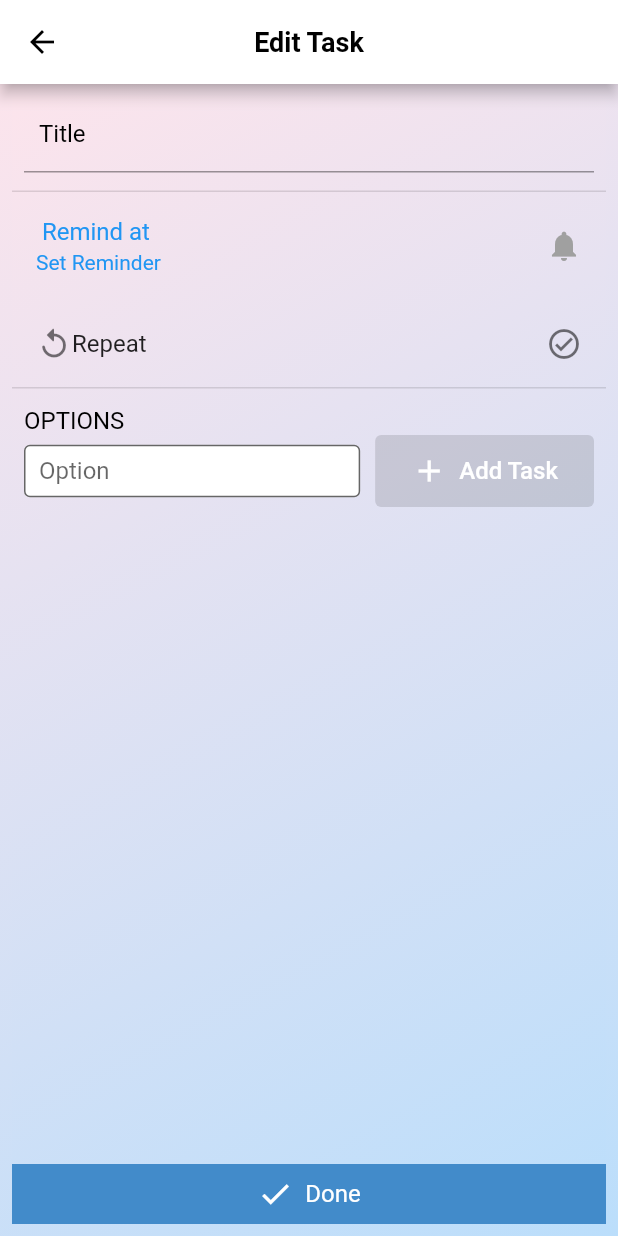
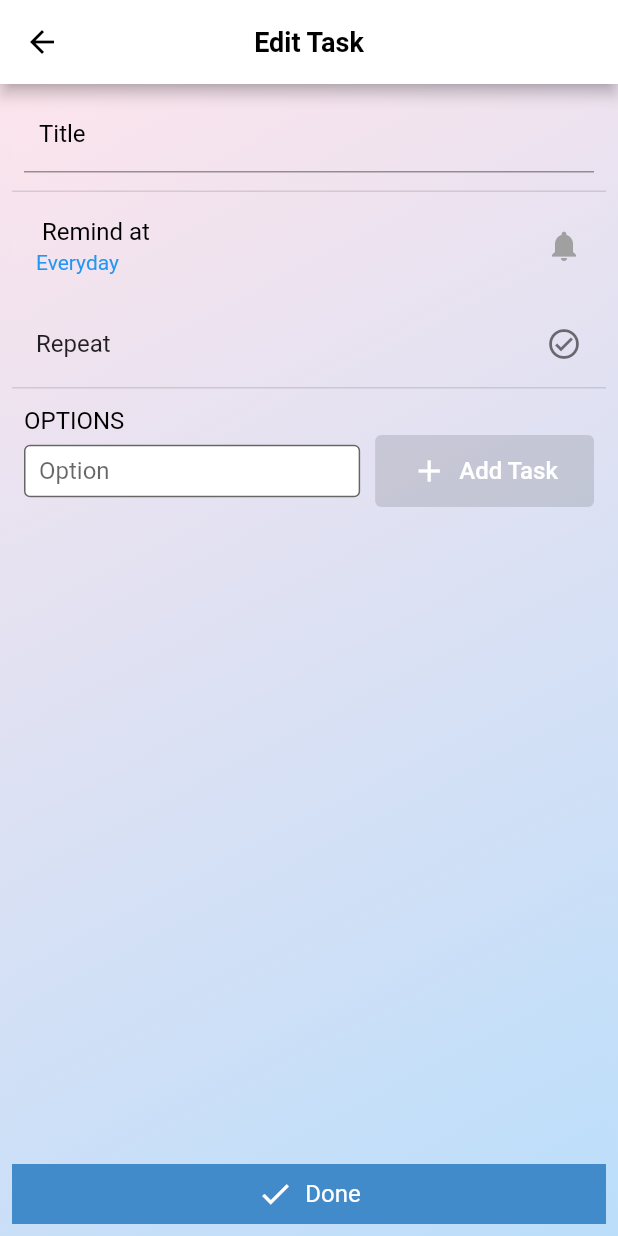
Before and after one commit to beobanhbo/reminder, a Flutter app: the EditWorkScreen screen opened directly with empty values, after a tap on "Remind at", on a phone screen of 412 x 824 dp. Run offline on Flutter 3.47's test engine with Material 2 defaults, Android fonts, the light colour scheme and no system bars; our stand-ins replace bloc, flutter_bloc, flutter_slidable, flutter_svg, hive; accounts and stored records are empty; generated files the repository leaves out were written again; statements that could not run were skipped.

Commit message:
show chosed day

```diff
--- a/lib/common/app_utils.dart
+++ b/lib/common/app_utils.dart
@@ -47,4 +47,10 @@ class AppUtils {
 
     return list;
   }
+
+  static String getChoosedDayName(String dayName, String stringName) {
+    String name = stringName;
+    if (name.contains(dayName)) name.replaceFirst(dayName, '');
+    return name;
+  }
 }
--- a/lib/common/expand_widget/expand_reminder_widget.dart
+++ b/lib/common/expand_widget/expand_reminder_widget.dart
@@ -1,6 +1,7 @@
 import 'package:flutter/cupertino.dart';
 import 'package:flutter/material.dart';
 import 'package:reminder/common/app_manager.dart';
+import 'package:reminder/common/app_utils.dart';
 import 'package:reminder/common/time_picker/duration_picker.dart';
 import 'package:reminder/config/AppColors.dart';
 import 'package:reminder/config/app_font_styles.dart';
@@ -18,9 +19,14 @@ class ReminderWidget extends StatefulWidget {
 class _ReminderWidgetState extends State<ReminderWidget> {
   Work _work;
   Duration duration;
+  List<DayOfWeek> _listDay = [];
+  String selectedDate = '';
   @override
   void initState() {
     _work = widget.work;
+    _listDay = _work?.week != null
+        ? _work.week.listDay
+        : AppManager.shared.week.listDay;
     duration = widget.work?.remindAtDate ?? Duration(hours: 1);
     super.initState();
   }
@@ -29,7 +35,7 @@ class _ReminderWidgetState extends State<ReminderWidget> {
   Widget build(BuildContext context) {
     return ExpansionTile(
       trailing: _buildButtonNotification(),
-      subtitle: Text(AppStrings.Remind),
+      subtitle: _buildDateSelected(),
       title: _buildReminderTitle(),
       children: [
         _buildTimeRepeat(),
@@ -46,8 +52,14 @@ class _ReminderWidgetState extends State<ReminderWidget> {
               _onTimePicker();
             },
             child: widget.work?.remindAtDate != null
-                ? Text('${AppStrings.RemindAt} ${widget.work?.remindAtDate}')
-                : Text(AppStrings.Remind)),
+                ? Text('${AppStrings.RemindAt} ${widget.work?.remindAtDate}',
+                    style: _work.enableReminder
+                        ? AppStyles.textStyleBlue(16)
+                        : AppStyles.textStyleBlackNormal(16))
+                : Text(
+                    AppStrings.Remind,
+                    style: AppStyles.textStyleBlackNormal(16),
+                  )),
       ],
     );
   }
@@ -71,16 +83,9 @@ class _ReminderWidgetState extends State<ReminderWidget> {
       children: [
         ExpansionTile(
           trailing: Icon(Icons.check_circle_outline_outlined),
-          title: Row(
-            children: [
-              Icon(Icons.replay_rounded),
-              Text(AppStrings.Repeat),
-            ],
-          ),
+          title: Text(AppStrings.Repeat),
           children: [
-            _buildDaysOfWeek(_work?.week != null
-                ? _work.week.listDay
-                : AppManager.shared.week.listDay),
+            _buildDaysOfWeek(_listDay),
           ],
         ),
       ],
@@ -101,6 +106,9 @@ class _ReminderWidgetState extends State<ReminderWidget> {
       onTap: () {
         setState(() {
           dayOfWeek.isSelected = !dayOfWeek.isSelected;
+          if (dayOfWeek.isSelected)
+            selectedDate =
+                AppUtils.getChoosedDayName(dayOfWeek.dayName, selectedDate);
         });
       },
       child: Container(
@@ -123,6 +131,17 @@ class _ReminderWidgetState extends State<ReminderWidget> {
     );
   }
 
+  Widget _buildDateSelected() {
+    final unselectedDate = _listDay.firstWhere(
+        (element) => element.isSelected == false,
+        orElse: () => null);
+    if (unselectedDate == null)
+      return Text(AppStrings.Everyday);
+    else {
+      return Text(selectedDate);
+    }
+  }
+
   void _onTimePicker() {
     showDurationPicker(context, initDuration: duration,
         onDurationChanged: (duration) {
--- a/lib/config/AppColors.dart
+++ b/lib/config/AppColors.dart
@@ -7,7 +7,6 @@ class AppColors {
   static Color greyFF77 = Color(0xFF777777);
   static Color greyFF2E = Color(0xFF2E2E2E);
   static Color whiteWith10Opacity = Colors.white.withOpacity(0.1);
-  static Color blueFF2 = Color(0xFF262B2F);
   static Color green2E3 = Color(0xFF2E352A);
   static Color orangeFF3 = Color(0xFF352E24);
   static Color greyFF2 = Color(0xFF272727);
@@ -30,7 +29,6 @@ class AppColors {
   static Color black06 = Color.fromRGBO(0, 0, 0, 0.6);
   static Color deepGrey = Color(0xFFF3F3F3);
   static Color blue100 = Colors.blue[100];
-  static Color blue50 = Color(0xF1F5FA);
   static Color grey = Color(0xFFF8F8F8);
   static Color deepBlue = Color(0xFF252C47);
   static Color lightBlue = Color(0xFFF1F5FA);
@@ -82,7 +80,6 @@ class AppColors {
   static Color redF8 = Color(0xFFFF807F);
   static Color gray09 = Color(0xFF666666);
   static Color veryLightError = Color(0xFFFFE7E7);
-  static const Color blueFB = Color(0xFFF0F5FB);
   static const Color orangeEA = Color(0xFFFFF9EA);
   static const Color greenF0 = Color(0xFFEDF8F0);
   static const Color greyFFA = Color(0xFFA0A0A0);
--- a/lib/config/app_strings.dart
+++ b/lib/config/app_strings.dart
@@ -8,6 +8,7 @@ class AppStrings {
   static const String Remind = "Set Reminder";
   static const String RemindAt = " Remind at";
   static const String Done = "Done";
+  static const String Everyday = "Everyday";
   static const String Complete_task = "Complete this task?";
   static const String Title = "Title";
   static const String Options = "Options";
```
